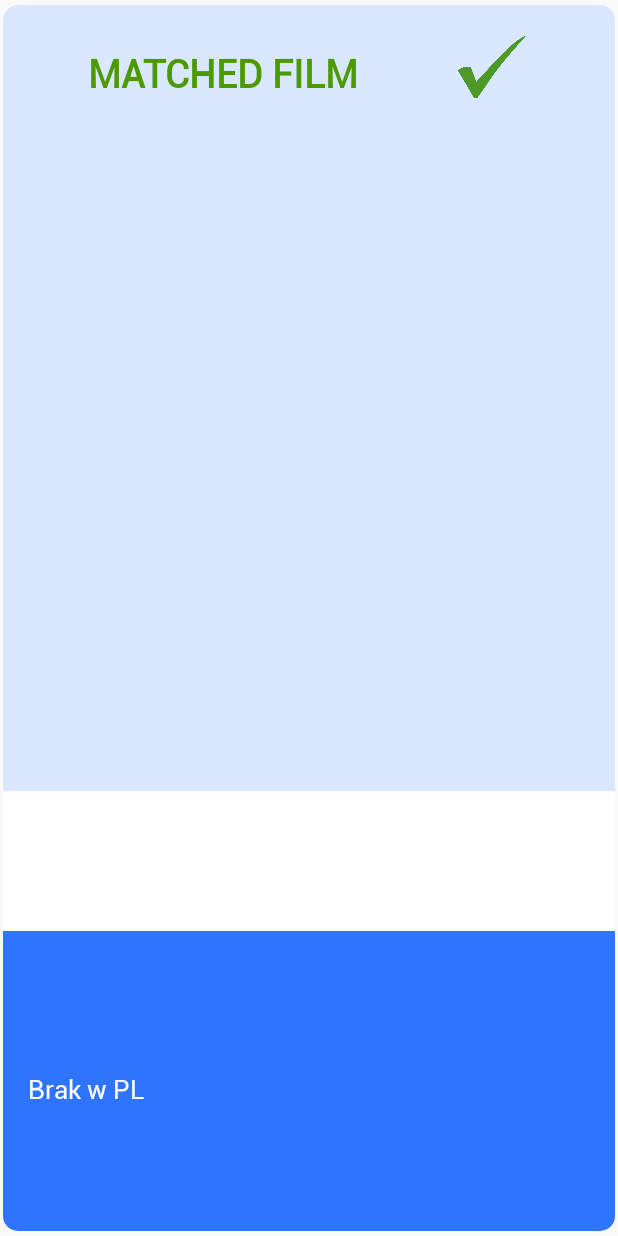
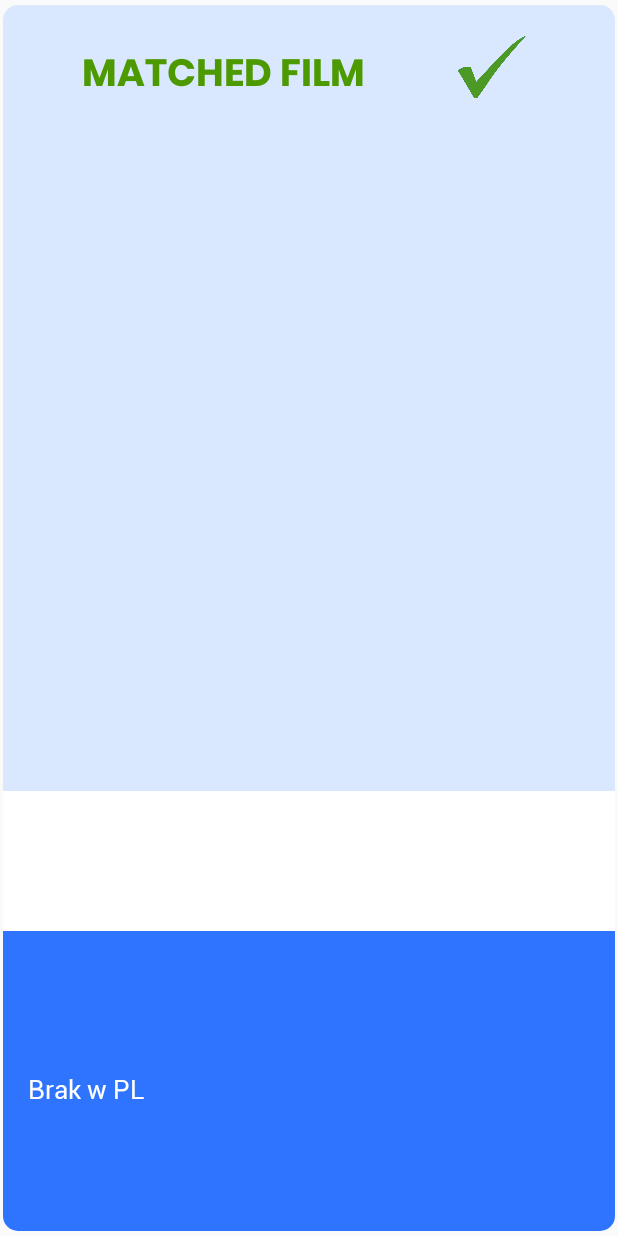
Before and after one commit to michalkedzia/Movie4Us, an Android app: the Match screen opened directly, with no data from a screen before it, on a phone screen of 412 x 824 dp. Run offline under Robolectric (Android 15) with nearby library versions, the light colour scheme and no system bars; our stand-ins replace Picasso; pictures from the network do not load; 4 statements that could not run were skipped.

Commit message:
Changes into match activity view.

```diff
--- a/Projekt_Kompetencyjny/app/src/main/res/layout/activity_match.xml
+++ b/Projekt_Kompetencyjny/app/src/main/res/layout/activity_match.xml
@@ -23,7 +23,7 @@
                 android:id="@+id/textmatched"
                 android:layout_width="190dp"
                 android:layout_height="40dp"
-                android:fontFamily="@font/roboto"
+                android:fontFamily="@font/poppinsbold"
                 android:gravity="center"
                 android:text="MATCHED FILM"
                 android:textStyle="bold"
@@ -58,18 +58,6 @@
                 android:scaleType="fitCenter"
                 app:layout_constraintHorizontal_bias="0.503"/>
 
-        <!--        <ImageView-->
-        <!--                android:id="@+id/filmImage"-->
-        <!--                android:layout_width="360dp"-->
-        <!--                android:layout_height="400dp"-->
-        <!--                android:scaleType="fitCenter"-->
-        <!--                app:layout_constraintBottom_toBottomOf="parent"-->
-        <!--                app:layout_constraintStart_toStartOf="parent"-->
-        <!--                app:layout_constraintEnd_toEndOf="parent"-->
-        <!--                app:layout_constraintHorizontal_bias="0.509"-->
-        <!--                android:layout_marginTop="50dp"-->
-        <!--                android:layout_marginBottom="40dp"/>-->
-
     </androidx.constraintlayout.widget.ConstraintLayout>
 
     <LinearLayout
@@ -100,26 +88,19 @@
                 android:textSize="17sp"
                 android:fontFamily="@font/roboto"/>
 
-        <!--        <ImageView-->
-        <!--                android:layout_width="70dp"-->
-        <!--                android:layout_height="70dp"-->
-        <!--                android:id="@+id/ProviderImage"-->
-        <!--                android:layout_marginLeft="25px"-->
-        <!--                android:scaleType="centerCrop"/>-->
 
         <HorizontalScrollView
                 android:layout_width="match_parent"
                 android:layout_height="match_parent"
                 android:id="@+id/horizontalScrollView"
-                android:layout_above="@+id/linearLayout3"
                 android:layout_alignParentLeft="true"
                 android:layout_alignParentStart="true"
                 android:layout_marginLeft="25px"
                 android:layout_marginRight="25px">
 
             <LinearLayout
-                    android:layout_width="wrap_content"
-                    android:layout_height="80dp"
+                    android:layout_width="match_parent"
+                    android:layout_height="wrap_content"
                     android:id="@+id/imageContainer"
                     android:orientation="horizontal">
             </LinearLayout>
```
